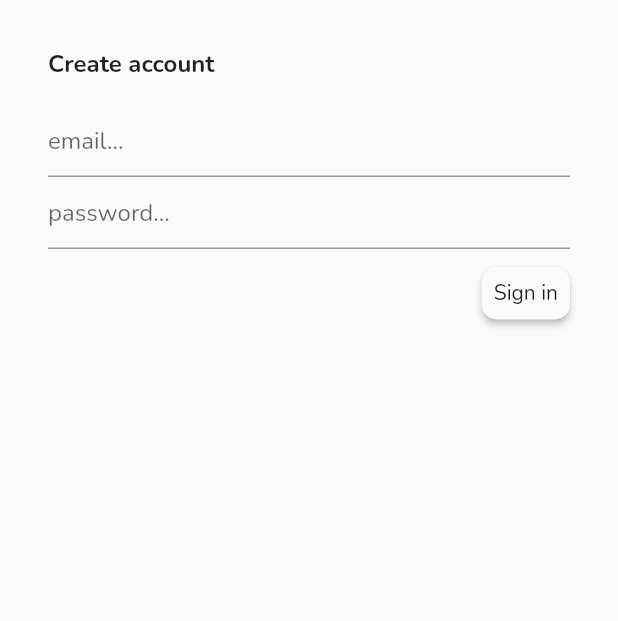
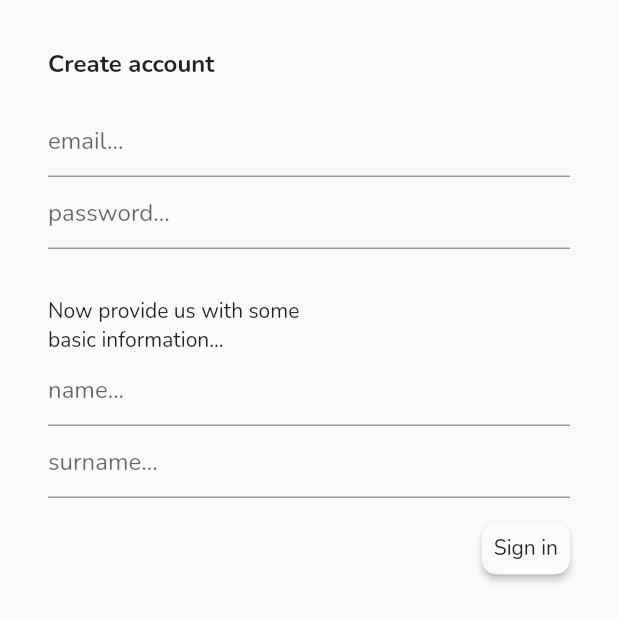
Before and after one commit to krzygrzywygrzy/party, a Flutter app: the SignIn screen opened by its route, on a phone screen of 412 x 824 dp. Shown: the top 621 px of the screen. Run offline on Flutter 3.47's test engine with Material 2 defaults, Android fonts, the phone set to English and light mode, and no system bars; our stand-ins replace cloud_firestore, dartz, firebase_auth, firebase_core, flutter_riverpod; accounts and stored records are empty; network calls fail.

Commit message:
Event page improvements, SignIn improvements

```diff
--- /dev/null
+++ b/lib/models/user.dart
@@ -0,0 +1,11 @@
+class User {
+  User({
+    required this.name,
+    required this.surname,
+    this.avatar,
+  });
+
+  final String name;
+  final String surname;
+  final String? avatar;
+}
--- a/lib/pages/auth/signin.dart
+++ b/lib/pages/auth/signin.dart
@@ -17,6 +17,8 @@ class SignIn extends StatefulWidget {
 class _SignInState extends State<SignIn> {
   final _emailController = TextEditingController();
   final _passwordController = TextEditingController();
+  final _nameController = TextEditingController();
+  final _surnameController = TextEditingController();
 
   bool _loading = false;
   String? message;
@@ -28,6 +30,8 @@ class _SignInState extends State<SignIn> {
     var response = await AuthService.signIn(
       _emailController.text,
       _passwordController.text,
+      _nameController.text,
+      _surnameController.text,
     );
 
     setState(() {
@@ -41,7 +45,7 @@ class _SignInState extends State<SignIn> {
         });
       } else {
         setState(() {
-          message = "Unknown error occurred";
+          message = "Unknown error occurred, try again later";
         });
       }
     },
@@ -56,6 +60,7 @@ class _SignInState extends State<SignIn> {
         child: Padding(
           padding: const EdgeInsets.all(32.0),
           child: Column(
+            crossAxisAlignment: CrossAxisAlignment.stretch,
             mainAxisAlignment: MainAxisAlignment.start,
             children: [
               Row(
@@ -83,7 +88,22 @@ class _SignInState extends State<SignIn> {
                 obscure: true,
               ),
               const SizedBox(
-                height: 12.0,
+                height: 32.0,
+              ),
+              const Text(
+                "Now provide us with some\nbasic information...",
+                textAlign: TextAlign.left,
+              ),
+              CustomTextField(
+                controller: _nameController,
+                hint: "name...",
+              ),
+              CustomTextField(
+                controller: _surnameController,
+                hint: "surname...",
+              ),
+              const SizedBox(
+                height: 16.0,
               ),
               Row(
                 mainAxisAlignment: MainAxisAlignment.end,
--- a/lib/pages/home/home.dart
+++ b/lib/pages/home/home.dart
@@ -23,8 +23,6 @@ class _HomeState extends ConsumerState<Home> {
 
   @override
   void initState() {
-    super.initState();
-
     FirebaseAuth.instance.authStateChanges().listen((User? user) {
       if (user == null) {
         setState(() {
@@ -38,6 +36,7 @@ class _HomeState extends ConsumerState<Home> {
     });
 
     ref.read(homeProvider.notifier).load();
+    super.initState();
   }
 
   @override
--- a/lib/services/auth_service.dart
+++ b/lib/services/auth_service.dart
@@ -1,16 +1,29 @@
+import 'package:cloud_firestore/cloud_firestore.dart';
 import 'package:dartz/dartz.dart';
 import 'package:firebase_auth/firebase_auth.dart';
 import 'package:party/core/failure.dart';
+import 'package:party/models/user.dart' as PartyUser;
 
 class AuthService {
   static Future<Either<Failure, UserCredential>> signIn(
-      String email, String password) async {
+      String email, String password, String name, String surname) async {
     try {
       UserCredential userCredential =
           await FirebaseAuth.instance.createUserWithEmailAndPassword(
         email: email,
         password: password,
       );
+
+      //save new user's data to Firestore
+      final CollectionReference users =
+          FirebaseFirestore.instance.collection("users");
+
+      await users.doc(userCredential.user!.uid).set({
+        "name": name,
+        "surname": surname,
+        "avatar": null,
+      });
+
       return Right(userCredential);
     } on FirebaseAuthException catch (e) {
       if (e.code == 'weak-password') {
@@ -21,6 +34,8 @@ class AuthService {
       } else {
         return Left(UnknownFailure());
       }
+    } on FirebaseException {
+      return Left(FirestoreFailure("Could not save user data to database!"));
     } catch (e) {
       return Left(UnknownFailure());
     }
@@ -45,4 +60,8 @@ class AuthService {
       return Left(UnknownFailure());
     }
   }
+
+  static Future<Either<Failure, PartyUser.User>> getUser(String uid) async {
+    throw UnimplementedError();
+  }
 }
--- a/lib/widgets/cards/event_card.dart
+++ b/lib/widgets/cards/event_card.dart
@@ -75,7 +75,7 @@ class EventCard extends StatelessWidget {
                   child: ClipRRect(
                     borderRadius: BorderRadius.circular(10.0),
                     child: Image.network(
-                      "https://www.travelin.pl/galeria/sydney-opera-house.jpg",
+                      "https://cms.finnair.com/resource/blob/512102/9c27b858c9241ccc69ab7a418eb92d65/new-york-shopping-data.jpg?impolicy=crop&width=1697&height=955&x=0&y=88&imwidth=768",
                       fit: BoxFit.cover,
                     ),
                   ),
```
Also changed, not shown: lib/pages/event/event.dart (+80 -4 lines).
